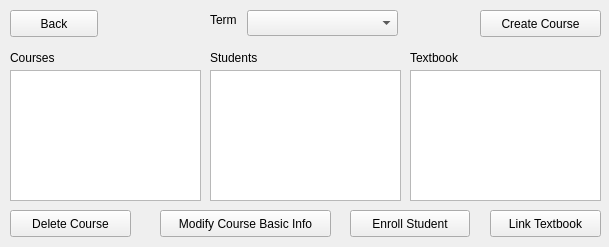
Qt form D4_TeamJava/cuTPS_gui/ManageCoursesInterfaceWindow.ui (AnkushVarshneya/CUTPS) before a commit.
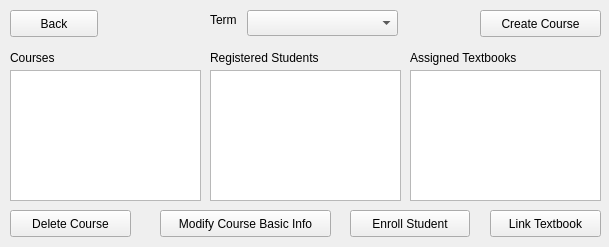
The same form after that commit.

Commit message: Course manager UI

Diff of the .ui file:
```diff
--- a/D4_TeamJava/cuTPS_gui/ManageCoursesInterfaceWindow.ui
+++ b/D4_TeamJava/cuTPS_gui/ManageCoursesInterfaceWindow.ui
@@ -136,12 +136,12 @@
     <rect>
      <x>210</x>
      <y>50</y>
-     <width>61</width>
+     <width>121</width>
      <height>16</height>
     </rect>
    </property>
    <property name="text">
-    <string>Students</string>
+    <string>Registered Students</string>
    </property>
   </widget>
   <widget class="QLabel" name="TextbookLabel">
@@ -149,12 +149,12 @@
     <rect>
      <x>410</x>
      <y>50</y>
-     <width>61</width>
+     <width>121</width>
      <height>16</height>
     </rect>
    </property>
    <property name="text">
-    <string>Textbook</string>
+    <string>Assigned Textbooks</string>
    </property>
   </widget>
   <widget class="QPushButton" name="enrollStudent">
```
Left out of the diff: 14 changed lines with no effect on the pictures. The commit also changes 9 other files.
